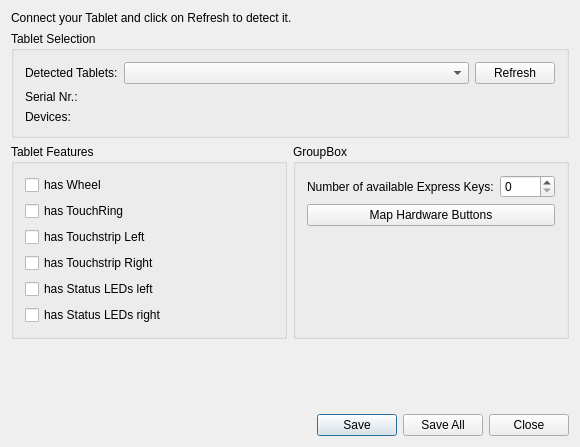
Old version of the form src/tabletfinder/dialog.ui in the repository KDE/wacomtablet.
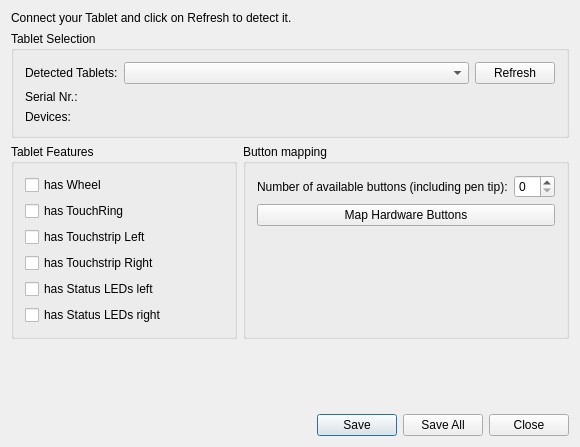
New version of the form.

Commit message:
Fix tablet finder button registration
Summary:
Replace nativeEvent with mousePressEvent and get rid of XCB code (button
numbers are still X11 specific, though). Qt's XCB backend should have
support for up to 31 extra button now.

Keep "Cancel" button enabled all the time

Button mapping also seems to cover stylus buttons, not just express
keys, so edit the label accordingly

Test Plan: kde_wacom_tabletfinder shouldn't skip button mapping part anymore

Reviewers: fvogt

The edit to the form file:
```diff
--- a/src/tabletfinder/dialog.ui
+++ b/src/tabletfinder/dialog.ui
@@ -159,7 +159,7 @@
         </font>
        </property>
        <property name="title">
-        <string>GroupBox</string>
+        <string>Button mapping</string>
        </property>
        <layout class="QVBoxLayout" name="verticalLayout_2">
         <item>
@@ -167,7 +167,7 @@
           <item>
            <widget class="QLabel" name="label_2">
             <property name="text">
-             <string>Number of available Express Keys:</string>
+             <string>Number of available buttons (including pen tip):</string>
             </property>
            </widget>
           </item>
```
The commit also changes 2 other files.
